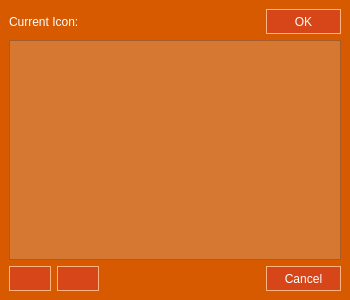
Syping/servermgr, file src/servermgr/frmIcon.ui: the form before one commit.
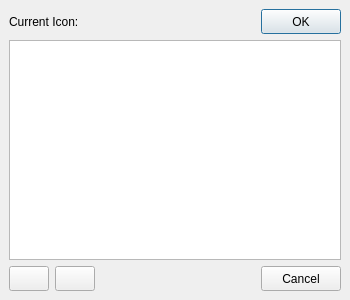
The form after the commit. Icons and pictures are not drawn. Custom widgets are drawn as their Qt base class.

Commit message: icon style sheet improved

What changed in the file:
```diff
--- a/src/servermgr/frmIcon.ui
+++ b/src/servermgr/frmIcon.ui
@@ -49,71 +49,6 @@
    </property>
    <item>
     <widget class="QWidget" name="iconWidget" native="true">
-     <property name="styleSheet">
-      <string notr="true">QWidget#iconWidget{
-	background-color: rgb(215, 90, 0);
-	color: rgb(255, 255, 255);
-	selection-background-color: rgb(255, 255, 255);
-	selection-color: rgb(215, 90, 0);
-}
-QFrame{
-	background-color: rgb(215, 90, 0);
-	color: rgb(255, 255, 255);
-	selection-background-color: rgb(255, 255, 255);
-	selection-color: rgb(215, 90, 0);
-}
-QListWidget{
-	background-color: rgb(215, 120, 50);
-	color: rgb(255, 255, 255);
-	selection-background-color: rgb(255, 255, 255);
-	selection-color: rgb(215, 90, 0);
-	border-color: rgb(166, 92, 38);
-	border-style: solid;
-	border-width: 1px;
-}
-QListWidget::item{
-	background-color: rgb(215, 120, 50);
-	color: rgb(255, 255, 255);
-}
-QListWidget::item:hover{
-	background-color: rgb(234, 187, 152);
-}
-QListWidget::item:selected{
-	background-color: rgb(255, 255, 255);
-	color: rgb(215, 90, 0);
-}
-QPushButton{
-	border-style: ridge;
-	background-color: rgb(215, 70, 25); 
-	color: rgb(255, 255, 255);
-	border-width: 1px;
-	border-radius: 0px;
-	border-color: rgb(215, 120, 50);
-	min-width: 5em;
-	padding: 4px;
-}
-QPushButton:pressed{
-	background-color: rgb(255, 255, 255);
-	color: rgb(215, 70, 25);
-	border-style: inset;
-}
-QPushButton:hover{
-	background-color: rgb(255, 255, 255);
-	color: rgb(215, 70, 25);
-}
-QPushButton:focus{
-	background-color: rgb(218, 86, 45);
-}
-QPushButton:focus:hover{
-	background-color: rgb(255, 255, 255);
-	color: rgb(215, 70, 25);
-}
-QPushButton:focus:pressed{
-	background-color: rgb(255, 255, 255);
-	color: rgb(215, 70, 25);
-	border-style: inset;
-}</string>
-     </property>
      <layout class="QVBoxLayout" name="iconWidgetLayout">
       <property name="spacing">
        <number>6</number>
@@ -211,7 +146,7 @@
          <widget class="QPushButton" name="cmdPlus">
           <property name="minimumSize">
            <size>
-            <width>10</width>
+            <width>2</width>
             <height>25</height>
            </size>
           </property>
@@ -244,7 +179,7 @@
          <widget class="QPushButton" name="cmdMinus">
           <property name="minimumSize">
            <size>
-            <width>10</width>
+            <width>2</width>
             <height>25</height>
            </size>
           </property>
```
Left out of the diff: 12 changed lines with no effect on the pictures. The commit also changes 3 other files.
